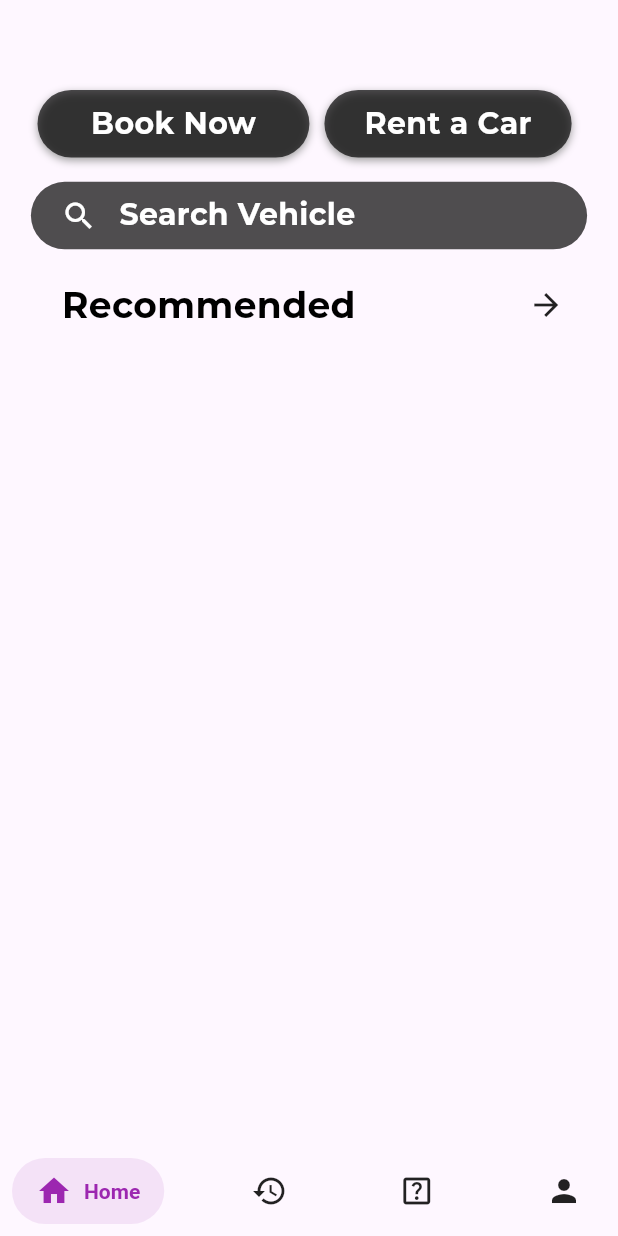
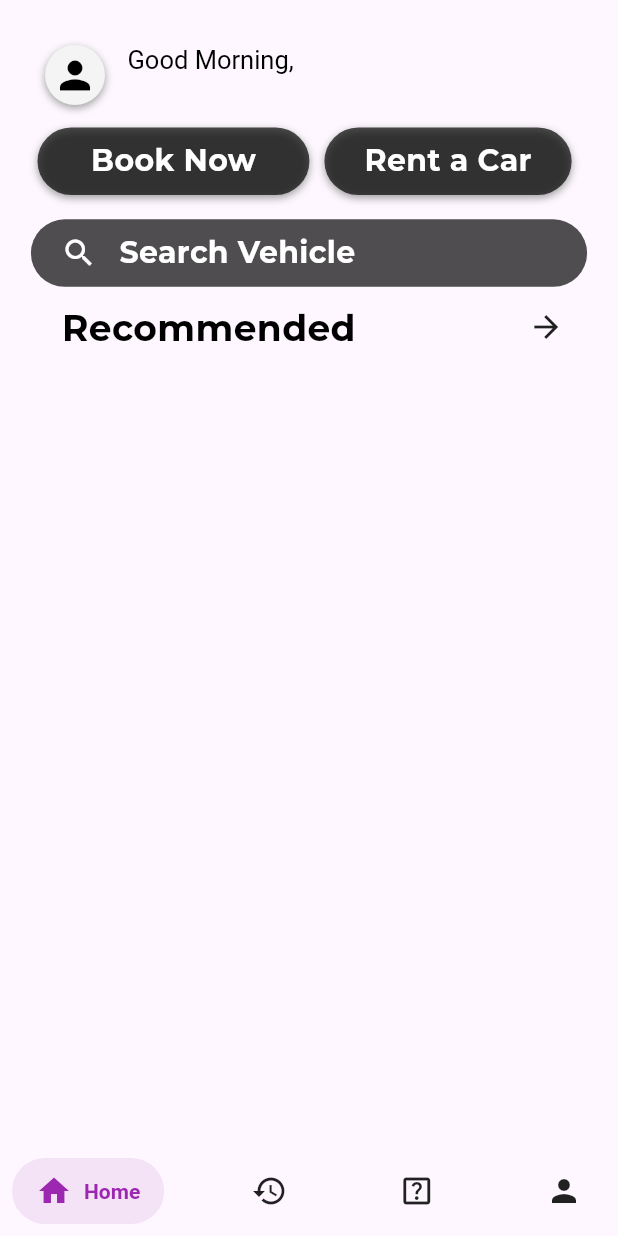
Before and after one commit to swoyamshk/easy_rental, a Flutter app: the Home screen opened by its route, on a phone screen of 412 x 824 dp. Run offline on Flutter 3.47's test engine with Material 3 defaults, Android fonts, the phone set to English and light mode, and no system bars; drawn by our look-alikes of salomon_bottom_bar; our stand-ins replace cloud_firestore, file_picker, firebase_auth, firebase_core, firebase_storage, fluttertoast and 4 more; accounts and stored records are empty; project files that could hold a hidden picture were left out.

Commit message:
name added

```diff
--- a/lib/views/home.dart
+++ b/lib/views/home.dart
@@ -1,11 +1,13 @@
 import 'package:easy_rental_nepal/views/helpcenter.dart';
 import 'package:easy_rental_nepal/views/history.dart';
 import 'package:easy_rental_nepal/views/profile.dart';
+import 'package:firebase_auth/firebase_auth.dart';
 import 'package:flutter/material.dart';
 import 'package:easy_rental_nepal/modules/car_tiles.dart';
 import 'package:fluttertoast/fluttertoast.dart';
 import 'package:salomon_bottom_bar/salomon_bottom_bar.dart';
 
+import '../global/globalColors.dart';
 import '../global/globalShadow.dart';
 
 class Home extends StatefulWidget {
@@ -17,10 +19,11 @@ class Home extends StatefulWidget {
 
 class HomeState extends State<Home> {
   var _currentIndex = 0;
-
+  final FirebaseAuth _auth = FirebaseAuth.instance;
   final PageController _pageController = PageController();
 
   homewidget() {
+    User? user = _auth.currentUser;
     double size = MediaQuery.of(context).size.width;
     return WillPopScope(onWillPop: ()async {
       final difference = DateTime.now().difference(timeBackPressed);
@@ -38,7 +41,71 @@ class HomeState extends State<Home> {
     },
         child: Column(
           children: [
-            const SizedBox(height: 60),
+            Row(
+              children: [
+                Padding(
+                  padding: const EdgeInsets.only( right:15, top: 30, left: 30),
+                  child: Container(
+                    height: 40,
+                    width: 40,
+                    margin: const EdgeInsets.only(bottom: 15),
+                    decoration: BoxDecoration(
+                      color: GlobalColors.boxColor,
+                      shape: BoxShape.circle,
+                      boxShadow: [CustomBoxShadow()],
+                    ),
+                    child: user != null && user.photoURL != null
+                        ? ClipOval(
+                      child: Image.network(
+                        user.photoURL!,
+                        width: 60,
+                        height: 60,
+                        fit: BoxFit.cover,
+                      ),
+                    )
+                        : Icon(
+                      Icons.person,
+                      size: 30,
+                      color: Colors.black,
+                    ),
+                  ),
+                ),
+                Column(
+                  crossAxisAlignment: CrossAxisAlignment.start,
+                  children: [
+                    Padding(
+                      padding: const EdgeInsets.only(top: 15), // Adjust the left padding as needed
+                      child: RichText(
+                        text: TextSpan(
+                          children: [
+                            TextSpan(
+                              text: user != null && user.displayName != null
+                                  ? "Good Morning,\n"
+                                  : "Name",
+                              style: TextStyle(
+                                fontSize: 17, // Font size for "Good Morning"
+                                color: Colors.black,
+                              ),
+                            ),
+                            TextSpan(
+                              text: user != null && user.displayName != null
+                                  ? user.displayName!
+                                  : "",
+                              style: TextStyle(
+                                fontSize: 20, // Font size for displayName
+                                color: Colors.black,
+                              ),
+                            ),
+                          ],
+                        ),
+                      ),
+                    ),
+                  ],
+                ),
+
+
+              ],
+            ),
             Padding(
               padding: EdgeInsets.only(left: 25, bottom: size * 0.02),
               child: Row(
@@ -129,9 +196,7 @@ class HomeState extends State<Home> {
                 ),
               ),
             ),
-            SizedBox(
-              height: 20,
-            ),
+            const SizedBox(height: 10),
             Expanded(
               child: ListView(
                 padding: EdgeInsets.zero,
```
